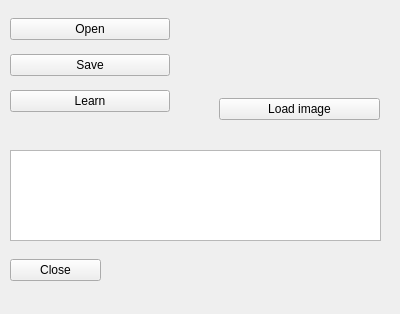
LisGein/LinuxCppLessons, file Perceptron/mainwindow.ui: the form before one commit.
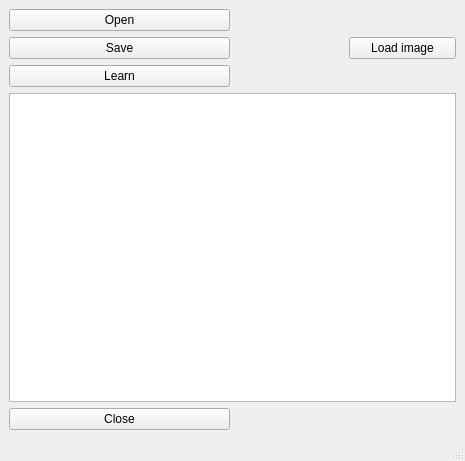
The form after the commit.

Commit message: Добавила 'резиновый' GUI close #4

Diff of the .ui file:
```diff
--- a/Perceptron/mainwindow.ui
+++ b/Perceptron/mainwindow.ui
@@ -1,27 +1,21 @@
 <?xml version="1.0" encoding="UTF-8"?>
 <ui version="4.0">
  <class>MainWindow</class>
- <widget class="QWidget" name="MainWindow">
+ <widget class="QMainWindow" name="MainWindow">
   <property name="geometry">
    <rect>
     <x>0</x>
     <y>0</y>
-    <width>400</width>
-    <height>314</height>
+    <width>465</width>
+    <height>461</height>
    </rect>
   </property>
   <property name="windowTitle">
    <string>Form</string>
   </property>
-  <widget class="QWidget" name="verticalLayoutWidget">
-   <property name="geometry">
-    <rect>
-     <x>10</x>
-     <y>10</y>
-     <width>160</width>
-     <height>111</height>
-    </rect>
-   </property>
+  <widget class="QWidget" name="centralwidget">
+   <layout class="QGridLayout" name="gridLayout_2">
+    <item row="0" column="0">
    <layout class="QVBoxLayout" name="verticalLayout">
     <item>
      <widget class="QPushButton" name="open">
@@ -45,54 +39,29 @@
      </widget>
     </item>
    </layout>
-  </widget>
-  <widget class="QWidget" name="gridLayoutWidget">
-   <property name="geometry">
-    <rect>
-     <x>219</x>
-     <y>9</y>
-     <width>161</width>
-     <height>111</height>
-    </rect>
-   </property>
-   <layout class="QGridLayout" name="gridLayout">
-    <item row="2" column="0">
-     <widget class="QPushButton" name="load">
-      <property name="text">
-       <string>Load image</string>
-      </property>
-     </widget>
     </item>
-    <item row="1" column="0">
+    <item row="0" column="1">
+     <layout class="QHBoxLayout" name="horizontalLayout">
+      <item>
      <widget class="QLabel" name="label">
       <property name="text">
        <string/>
       </property>
      </widget>
     </item>
-   </layout>
-  </widget>
-  <widget class="QTextEdit" name="textEdit">
-   <property name="geometry">
-    <rect>
-     <x>10</x>
-     <y>150</y>
-     <width>371</width>
-     <height>91</height>
-    </rect>
-   </property>
-  </widget>
-  <widget class="QWidget" name="horizontalLayoutWidget">
-   <property name="geometry">
-    <rect>
-     <x>10</x>
-     <y>240</y>
-     <width>91</width>
-     <height>61</height>
-    </rect>
-   </property>
-   <layout class="QHBoxLayout" name="horizontalLayout">
     <item>
+       <widget class="QPushButton" name="load">
+        <property name="text">
+         <string>Load image</string>
+        </property>
+       </widget>
+      </item>
+     </layout>
+    </item>
+    <item row="1" column="0" colspan="2">
+     <widget class="QTextEdit" name="textEdit"/>
+    </item>
+    <item row="2" column="0">
      <widget class="QPushButton" name="close">
       <property name="text">
        <string>Close</string>
@@ -101,6 +70,17 @@
     </item>
    </layout>
   </widget>
+  <widget class="QMenuBar" name="menubar">
+   <property name="geometry">
+    <rect>
+     <x>0</x>
+     <y>0</y>
+     <width>465</width>
+     <height>20</height>
+    </rect>
+   </property>
+  </widget>
+  <widget class="QStatusBar" name="statusbar"/>
  </widget>
  <resources/>
  <connections/>
```
Left out of the diff: 2 changed lines with no effect on the pictures. Lines whose indentation alone changed are shown as unchanged.
